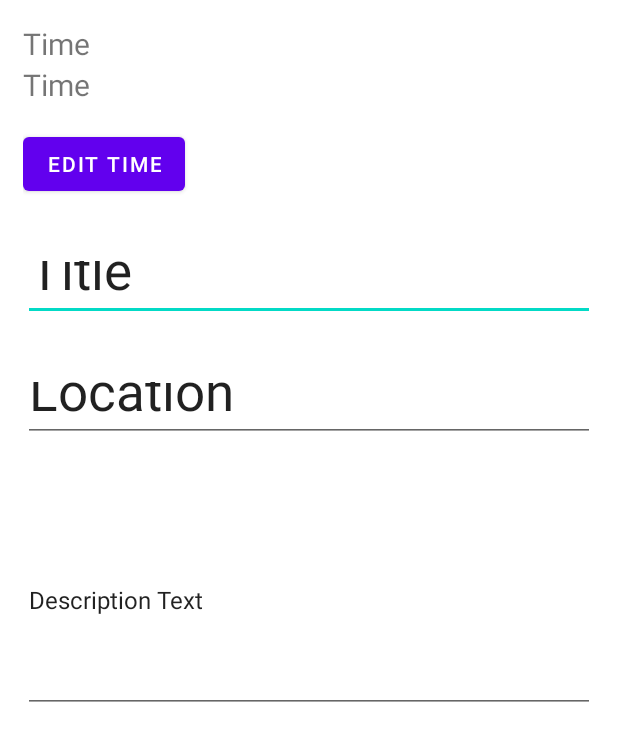
After one commit to NMSLSB-001/Travelog, an Android app: the Itinerary_edit screen opened directly, with no data from a screen before it, on a phone screen of 412 x 824 dp. The commit adds this screen. Shown: the top 741 px of the screen. Run offline under Robolectric (Android 15) with nearby library versions, the phone set to English and light mode, and no system bars.

Commit message:
Itinerary update

```diff
--- a/app/src/main/AndroidManifest.xml
+++ b/app/src/main/AndroidManifest.xml
@@ -16,12 +16,12 @@
             android:name=".ui.Trips.Itinerary_detail"
             android:label="@string/title_activity_itinerary_detail"
             android:theme="@style/Theme.MaterialComponents.Light.NoActionBar" />
+        <activity android:name=".ui.Trips.Itinerary_edit"/>
         <activity android:name=".ui.Trips.Articles_create"/>
         <activity android:name=".change_password_Activity" />
         <activity android:name=".signup_page_Activity" />
         <activity android:name=".MainActivity" />
         <activity android:name=".RegisterActivity" >
-
             <intent-filter>
                 <action android:name="android.intent.action.MAIN" />
 
--- /dev/null
+++ b/app/src/main/java/com/example/travelog/ui/Trips/Itinerary_edit.java
@@ -0,0 +1,32 @@
+package com.example.travelog.ui.Trips;
+
+import androidx.appcompat.app.ActionBar;
+import androidx.appcompat.app.AppCompatActivity;
+
+import android.os.Bundle;
+import android.widget.Button;
+import android.widget.TextView;
+
+import com.example.travelog.R;
+
+public class Itinerary_edit extends AppCompatActivity {
+
+    TextView rowTitle, description, location, startTime, endTime;
+    Button time_edit;
+
+    @Override
+    protected void onCreate(Bundle savedInstanceState) {
+        super.onCreate(savedInstanceState);
+        setContentView(R.layout.itinerary_edit);
+
+        ActionBar actionBar = getSupportActionBar();
+
+        rowTitle = findViewById(R.id.rowTitle);
+        description = findViewById(R.id.description);
+        location = findViewById(R.id.location);
+        startTime = findViewById(R.id.startTime);
+        endTime = findViewById(R.id.endTime);
+        time_edit = findViewById(R.id.time_edit);
+
+    }
+}
--- /dev/null
+++ b/app/src/main/res/layout/itinerary_edit.xml
@@ -0,0 +1,74 @@
+<?xml version="1.0" encoding="utf-8"?>
+<RelativeLayout xmlns:android="http://schemas.android.com/apk/res/android"
+    xmlns:app="http://schemas.android.com/apk/res-auto"
+    xmlns:tools="http://schemas.android.com/tools"
+    android:layout_width="match_parent"
+    android:layout_height="match_parent"
+    tools:context=".ui.Trips.Itinerary_edit">
+
+
+    <LinearLayout
+        android:layout_width="match_parent"
+        android:layout_height="wrap_content"
+        android:orientation="vertical"
+        android:layout_margin="15dp"
+        android:id="@+id/linearLayout">
+
+        <TextView
+            android:layout_width="wrap_content"
+            android:layout_height="wrap_content"
+            android:text="Time"
+            android:id="@+id/startTime"
+            android:textSize="20sp"
+            />
+
+        <TextView
+            android:layout_width="wrap_content"
+            android:layout_height="wrap_content"
+            android:text="Time"
+            android:id="@+id/endTime"
+            android:textSize="20sp"
+            />
+
+        <Button
+            android:layout_width="wrap_content"
+            android:layout_height="wrap_content"
+            android:text="Edit Time"
+            android:id="@+id/time_edit"
+            android:layout_marginVertical="15dp"/>
+
+        <EditText
+            android:layout_width="match_parent"
+            android:layout_height="50dp"
+            android:text="Title"
+            android:id="@+id/rowTitle_edit"
+            android:textSize="35sp"
+            android:layout_marginVertical="15dp"
+            />
+
+        <EditText
+            android:layout_width="match_parent"
+            android:layout_height="50dp"
+            android:text="Location"
+            android:id="@+id/location_edit"
+            android:textSize="35sp"
+            android:layout_marginVertical="15dp"
+            />
+
+        <EditText
+            android:layout_width="match_parent"
+            android:layout_height="150dp"
+            android:text="Description Text"
+            android:id="@+id/description_edit"
+            android:textSize="16sp"
+            android:layout_marginVertical="15dp"
+            />
+
+
+
+
+
+
+    </LinearLayout>
+
+</RelativeLayout>
```
Also changed, not shown: app/src/main/java/com/example/travelog/ui/Trips/ItineraryRowAdapter.java (+44 -2 lines), app/src/main/java/com/example/travelog/ui/Trips/Itinerary_detail.java (+53 -7 lines), app/src/main/res/drawable/ic_baseline_delete_24.xml (added, +10 -0 lines), app/src/main/res/drawable/ic_baseline_edit_24.xml (added, +10 -0 lines), app/src/main/res/layout/itinerary_row.xml (+44 -4 lines).
